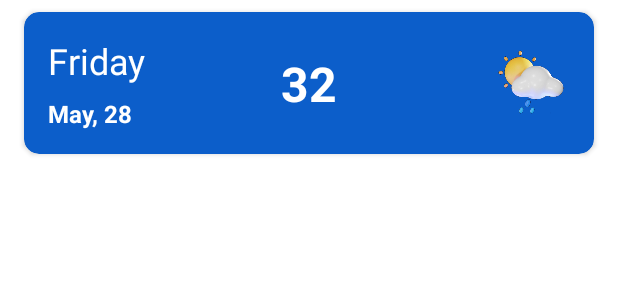
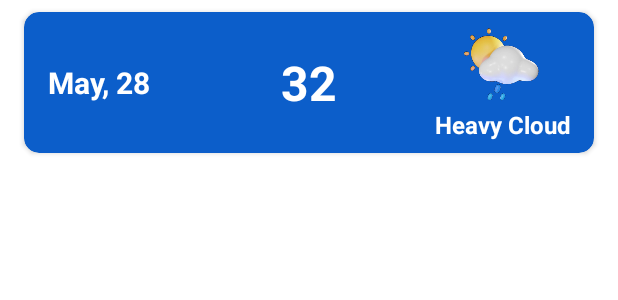
Before and after one commit to turkoglusinan/Weather-App, an Android app: the layout card_item.xml on its own in the app's theme, with its tools: preview values and no code run, on a phone screen of 412 x 824 dp. Shown: the top 300 px of the screen. Run offline under Robolectric (Android 15) with nearby library versions, the phone set to English and light mode, and no system bars.

Commit message:
Fourth Commit
Recycler View
New Design
Weekly Weather
Weather Properties
City Weather and Properties

```diff
--- a/WeatherApp/app/build.gradle
+++ b/WeatherApp/app/build.gradle
@@ -38,6 +38,7 @@ dependencies {
     implementation 'com.google.android.material:material:1.4.0'
     implementation 'androidx.constraintlayout:constraintlayout:2.1.1'
     implementation 'androidx.legacy:legacy-support-v4:1.0.0'
+    implementation 'com.google.android.gms:play-services-location:18.0.0'
     testImplementation 'junit:junit:4.+'
     androidTestImplementation 'androidx.test.ext:junit:1.1.3'
     androidTestImplementation 'androidx.test.espresso:espresso-core:3.4.0'
@@ -55,4 +56,7 @@ dependencies {
     // Coroutine Lifecycle Scopes
     implementation "androidx.lifecycle:lifecycle-viewmodel-ktx:2.2.0"
     implementation "androidx.lifecycle:lifecycle-runtime-ktx:2.2.0"
+
+    // Glide
+    implementation 'com.github.bumptech.glide:glide:4.11.0'
 }
--- a/WeatherApp/app/src/main/java/com/turkoglu/weatherapp/Api/Repository.kt
+++ b/WeatherApp/app/src/main/java/com/turkoglu/weatherapp/Api/Repository.kt
@@ -12,8 +12,8 @@ class Repository {
 
     }
 
-    suspend fun getForecast(): Example {
-        return RetrofitInstance.api.getForecast()
+    suspend fun getForecast(woeid: Long): Example {
+        return RetrofitInstance.api.getForecast(woeid)
 
     }
 }
--- a/WeatherApp/app/src/main/java/com/turkoglu/weatherapp/Api/Services.kt
+++ b/WeatherApp/app/src/main/java/com/turkoglu/weatherapp/Api/Services.kt
@@ -7,6 +7,7 @@ import com.turkoglu.weatherapp.Models.SearchModel
 import org.json.JSONArray
 import org.json.JSONObject
 import retrofit2.http.GET
+import retrofit2.http.Path
 import retrofit2.http.Query
 
 
@@ -14,7 +15,7 @@ interface Services {
     @GET("location/search/")
     suspend fun getPost(@Query("query")query: String): MutableList<SearchModel>
 
-    @GET("location/44418/")
-    suspend fun getForecast(): Example
+    @GET("location/{id}/")
+    suspend fun getForecast(@Path("id") id: Long): Example
 
 }
--- a/WeatherApp/app/src/main/res/layout/card_item.xml
+++ b/WeatherApp/app/src/main/res/layout/card_item.xml
@@ -28,31 +28,19 @@
 
 
             <TextView
-                android:id="@+id/day_textview"
-                android:layout_width="wrap_content"
-                android:layout_height="wrap_content"
-                android:layout_marginStart="16dp"
-                android:layout_marginTop="16dp"
-                android:text="Friday"
-                android:textColor="@color/white"
-                android:textSize="24dp"
-                app:layout_constraintStart_toStartOf="parent"
-                app:layout_constraintTop_toTopOf="parent" />
-
-            <TextView
                 android:id="@+id/date_textview"
                 android:layout_width="wrap_content"
                 android:layout_height="wrap_content"
                 android:layout_marginStart="16dp"
-                android:layout_marginTop="8dp"
-                android:layout_marginBottom="16dp"
+                android:layout_marginTop="32dp"
+                android:layout_marginBottom="32dp"
                 android:text="May, 28"
                 android:textColor="@color/white"
-                android:textSize="16dp"
+                android:textSize="20dp"
                 android:textStyle="bold"
                 app:layout_constraintBottom_toBottomOf="parent"
                 app:layout_constraintStart_toStartOf="parent"
-                app:layout_constraintTop_toBottomOf="@+id/day_textview" />
+                app:layout_constraintTop_toTopOf="parent" />
 
 
             <TextView
@@ -70,13 +58,28 @@
 
             <ImageView
                 android:id="@+id/icon_imageview"
-                android:layout_width="50dp"
-                android:layout_height="50dp"
-                android:layout_marginEnd="16dp"
+                android:layout_width="57dp"
+                android:layout_height="56dp"
+                android:layout_marginTop="8dp"
+                android:layout_marginEnd="32dp"
                 android:src="@drawable/weather"
-                app:layout_constraintBottom_toBottomOf="parent"
+                app:layout_constraintBottom_toTopOf="@+id/weather_state"
                 app:layout_constraintEnd_toEndOf="parent"
                 app:layout_constraintTop_toTopOf="parent" />
+
+            <TextView
+                android:id="@+id/weather_state"
+                android:layout_width="wrap_content"
+                android:layout_height="wrap_content"
+                android:layout_marginBottom="8dp"
+                android:text="Heavy Cloud"
+                android:textColor="@color/white"
+                android:textSize="16dp"
+                android:textStyle="bold"
+                app:layout_constraintBottom_toBottomOf="parent"
+                app:layout_constraintEnd_toEndOf="@+id/icon_imageview"
+                app:layout_constraintStart_toStartOf="@+id/icon_imageview"
+                app:layout_constraintTop_toBottomOf="@+id/icon_imageview" />
 
 
         </androidx.constraintlayout.widget.ConstraintLayout>
--- a/WeatherApp/app/src/main/res/layout/fragment_search.xml
+++ b/WeatherApp/app/src/main/res/layout/fragment_search.xml
@@ -33,7 +33,7 @@
             android:layout_marginEnd="16dp"
             android:elevation="1dp"
             app:cardCornerRadius="16dp"
-            app:layout_constraintEnd_toStartOf="@+id/materialButton"
+            app:layout_constraintEnd_toStartOf="@+id/location_button"
             app:layout_constraintStart_toStartOf="parent"
             app:layout_constraintTop_toBottomOf="@+id/textView3">
 
@@ -45,7 +45,7 @@
         </androidx.cardview.widget.CardView>
 
         <com.google.android.material.button.MaterialButton
-            android:id="@+id/materialButton"
+            android:id="@+id/location_button"
             android:layout_width="48dp"
             android:layout_height="48dp"
             android:layout_marginEnd="32dp"
```
Also changed, not shown: WeatherApp/app/src/main/AndroidManifest.xml (+7 -0 lines), WeatherApp/app/src/main/java/com/turkoglu/weatherapp/Adapters/ForecastAdapter.kt (+20 -7 lines), WeatherApp/app/src/main/java/com/turkoglu/weatherapp/BlankFragment.kt (deleted, +0 -59 lines), WeatherApp/app/src/main/java/com/turkoglu/weatherapp/DetatiledFragment.kt (+34 -27 lines), WeatherApp/app/src/main/java/com/turkoglu/weatherapp/SearchFragment.kt (+47 -0 lines), WeatherApp/app/src/main/res/layout/fragment_blank.xml (deleted, +0 -14 lines).
